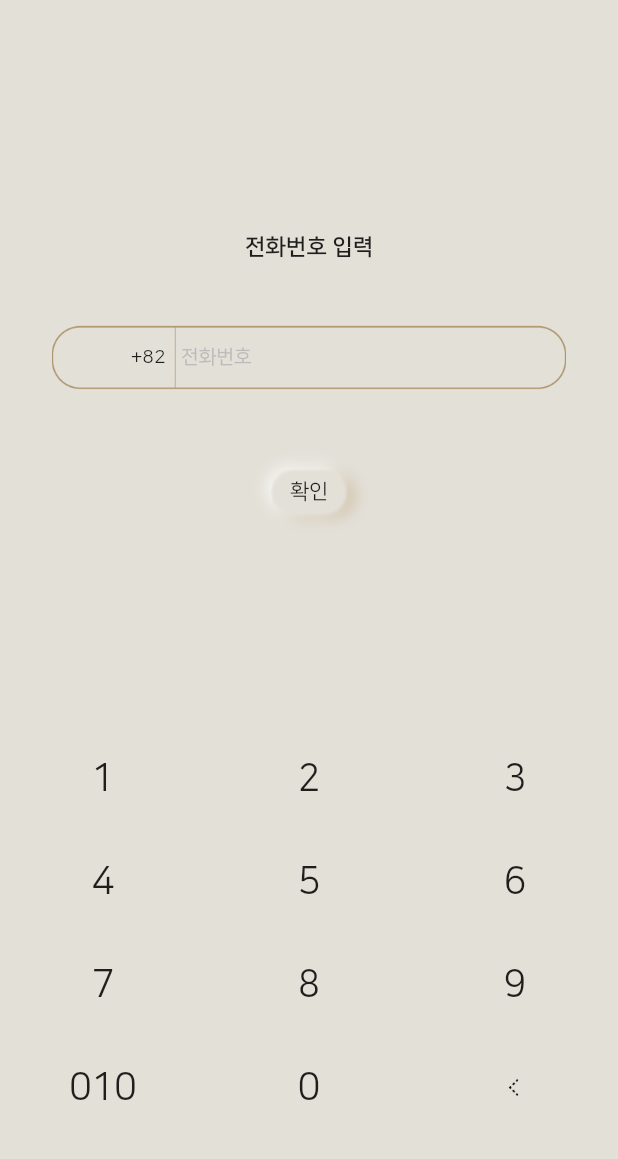
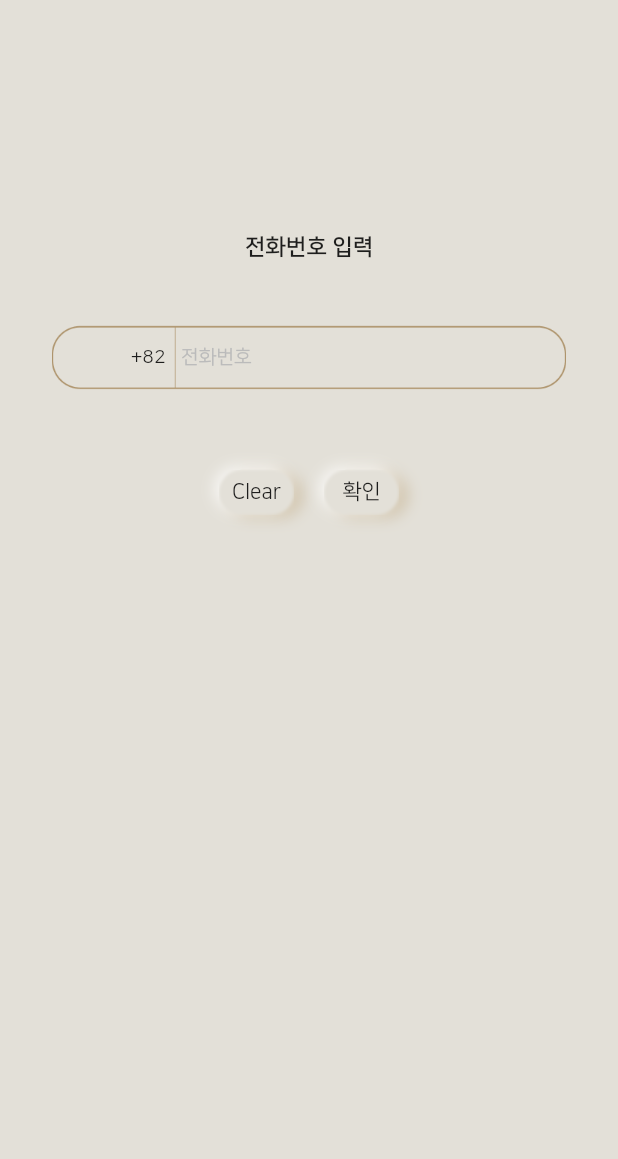
Before and after one commit to Drakvor/Obssence, a Flutter app: the screen it shows after launch, after a tap on "기존회원 로그인하기", on a phone screen of 412 x 824 dp, the part 68-1227 px from its top. Run offline on Flutter 3.47's test engine with Material 2 defaults, Android fonts, the light colour scheme and no system bars; our stand-ins replace carousel_slider, cloud_firestore, dio, firebase_auth, firebase_core, firebase_storage and 1 more; missing offline and left inert: dart_json_mapper, fluttercontactpicker, iamport_flutter, reflectable, social_embed_webview; accounts and stored records are empty; statements that could not run were skipped.

Commit message:
Made phone keyboard disappear when inactive and added clear phone number button.

```diff
--- a/lib/Pages/Login/LoginScreen.dart
+++ b/lib/Pages/Login/LoginScreen.dart
@@ -62,7 +62,7 @@ class _LoginScreenState extends State<LoginScreen> {
           ),
           Container(
             margin: EdgeInsets.fromLTRB(0, 20, 0, 20),
-            child: buildPhoneNumberConfirm(),
+            child: buildPhoneNumberButtons(),
           ),
           Expanded(
             flex: 1,
@@ -70,7 +70,7 @@ class _LoginScreenState extends State<LoginScreen> {
           ),
           Container(
             margin: EdgeInsets.fromLTRB(0, 20, 0, 20),
-            child: buildPhoneNumberKeyboard(),
+            child: (state.phoneKeyboardActiveState)? buildPhoneNumberKeyboard() : Container(height: MediaQuery.of(context).size.width*Keyboards.keyboardWidthHeightRatio),
           ),
         ],
       ),
@@ -127,11 +127,20 @@ class _LoginScreenState extends State<LoginScreen> {
           width: (MediaQuery.of(context).size.width < 299) ? MediaQuery.of(context).size.width - 10 : 343,
           child: Stack(
             children: [
-              Container(
-                child: Center(
-                  child: Image.asset(utils.resourceManager.images.phoneNumberFieldInactive),
+              GestureDetector(
+                onTap: () {
+                  setState(() {
+                    state.toggleActivatePhoneKeyboard();
+                    print(state.phoneKeyboardActiveState);
+                  });
+                },
+                child: Container(
+                  child: Center(
+                    child: Image.asset(utils.resourceManager.images.phoneNumberFieldInactive),
+                  ),
                 ),
               ),
+
               Positioned(
                 top: 0,
                 bottom: 0,
@@ -241,6 +250,37 @@ class _LoginScreenState extends State<LoginScreen> {
     );
   }
 
+  Widget buildPhoneNumberClear () {
+    return Container(
+      child: CustomButton(
+        whenPressed: () async {
+          setState(() {
+            state.clearPhoneNumber();
+          });
+        },
+        text: "Clear",
+        style: utils.resourceManager.textStyles.base14,
+        h: 30,
+        w: 50,
+      ),
+    );
+  }
+
+  Widget buildPhoneNumberButtons () {
+    return Container(
+      child: Row(
+        mainAxisAlignment: MainAxisAlignment.center,
+        children: [
+          buildPhoneNumberClear(),
+          Container(
+            width: 20,
+          ),
+          buildPhoneNumberConfirm(),
+        ]
+      )
+    );
+  }
+
   Widget buildPasswordButtons () {
     return Container(
       child: Row(
@@ -301,13 +341,23 @@ class _LoginScreenState extends State<LoginScreen> {
         itemBuilder: (context, index) {
           if (index < Keyboards.phoneNumberKeys.length) {
             return GestureDetector(
-              onTap: () {
+              onTapDown: (details) {
                 if (state.phoneNumber.length < Keyboards.phoneNumberKeys.length) {
                   setState(() {
                     state.appendToPhoneNumber(Keyboards.phoneNumberKeys[index]);
                     state.pressPhoneButton(index);
                   });
                 }
+              },
+              onTapUp: (details) {
+                setState(() {
+                  state.unpressPhoneButton(index);
+                });
+              },
+              onTapCancel: () {
+                setState(() {
+                  state.unpressPhoneButton(index);
+                });
               },
               child: Container(
                 height: MediaQuery.of(context).size.width*Keyboards.keyboardWidthHeightRatio/Keyboards.phoneNumberRows,
```
Also changed, not shown: lib/Pages/Login/LoginScreen/LoginState.dart (+10 -0 lines).
